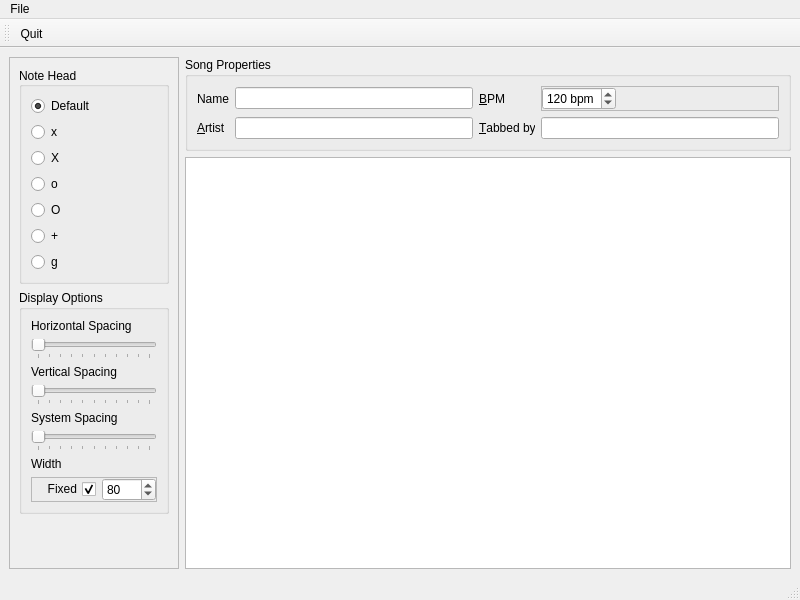
This is GUI/drumburp.ui in Whatang/DrumBurp as Qt 5 draws it before an edit. The edited form follows.
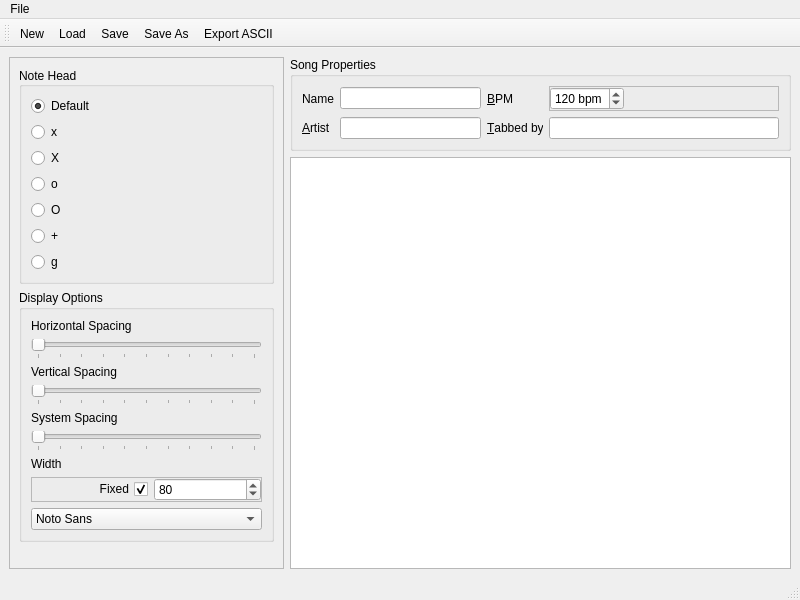
This is the edited form. Custom widgets are drawn as their Qt base class.

Commit message: Adding font control, and making line space slider work.

```diff
--- a/GUI/drumburp.ui
+++ b/GUI/drumburp.ui
@@ -268,6 +268,34 @@
             </layout>
            </widget>
           </item>
+          <item>
+           <widget class="QFontComboBox" name="fontComboBox">
+            <property name="enabled">
+             <bool>true</bool>
+            </property>
+            <property name="sizePolicy">
+             <sizepolicy hsizetype="Preferred" vsizetype="Fixed">
+              <horstretch>0</horstretch>
+              <verstretch>0</verstretch>
+             </sizepolicy>
+            </property>
+            <property name="editable">
+             <bool>false</bool>
+            </property>
+            <property name="maxVisibleItems">
+             <number>20</number>
+            </property>
+            <property name="fontFilters">
+             <set>QFontComboBox::ScalableFonts</set>
+            </property>
+            <property name="currentFont">
+             <font>
+              <family>BatangChe</family>
+              <pointsize>10</pointsize>
+             </font>
+            </property>
+           </widget>
+          </item>
          </layout>
         </widget>
        </item>
@@ -445,7 +473,11 @@
    <attribute name="toolBarBreak">
     <bool>false</bool>
    </attribute>
-   <addaction name="actionQuit"/>
+   <addaction name="actionNew"/>
+   <addaction name="actionLoad"/>
+   <addaction name="actionSave"/>
+   <addaction name="actionSave_As"/>
+   <addaction name="actionExport_ASCII"/>
   </widget>
   <action name="actionQuit">
    <property name="text">
@@ -457,7 +489,10 @@
   </action>
   <action name="actionNew">
    <property name="text">
-    <string>New</string>
+    <string>&amp;New</string>
+   </property>
+   <property name="shortcut">
+    <string>Ctrl+O</string>
    </property>
   </action>
   <action name="actionLoad">
@@ -477,7 +512,10 @@
   </action>
   <action name="actionExport_ASCII">
    <property name="text">
-    <string>Export ASCII</string>
+    <string>&amp;Export ASCII</string>
+   </property>
+   <property name="shortcut">
+    <string>Ctrl+E</string>
    </property>
   </action>
  </widget>
```
Left out of the diff: 53 changed lines with no effect on the pictures. The commit also changes 4 other files.
